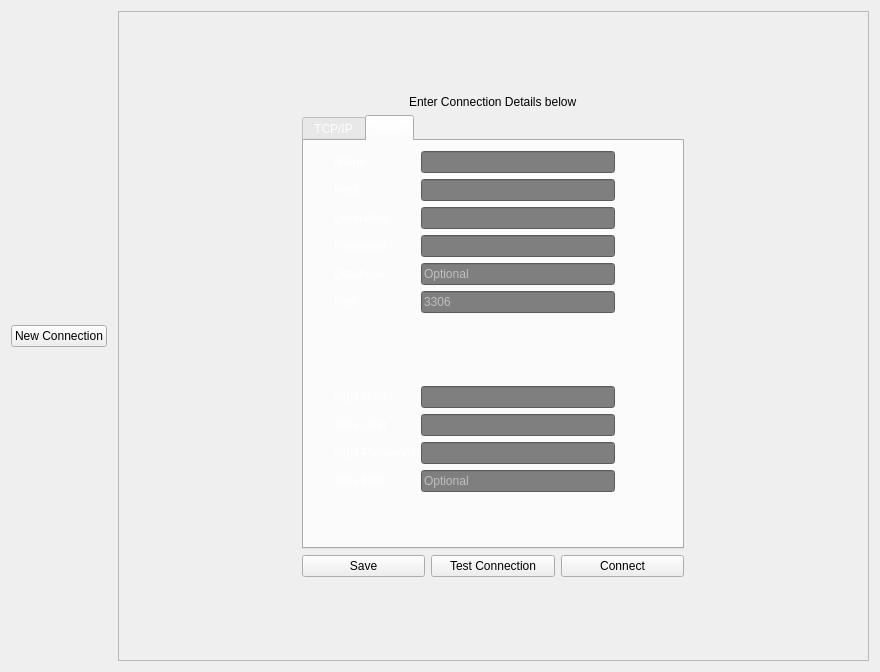
The window that app/views/ConnectionView.ui (snorlax95/Goofy-SQL) describes before a commit, drawn with Qt 5.
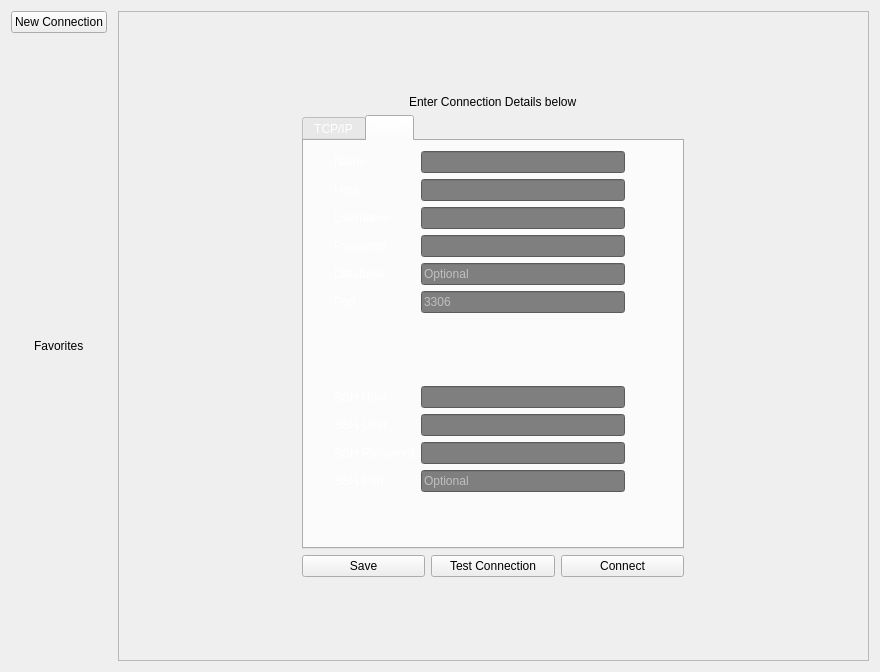
The same window after the commit.

Patch:
```diff
--- a/app/views/ConnectionView.ui
+++ b/app/views/ConnectionView.ui
@@ -238,7 +238,7 @@
                 <rect>
                  <x>30</x>
                  <y>10</y>
-                 <width>281</width>
+                 <width>291</width>
                  <height>341</height>
                 </rect>
                </property>
@@ -408,7 +408,7 @@
                    <string notr="true">background-color: rgb(127, 127, 127);</string>
                   </property>
                   <property name="echoMode">
-                   <enum>QLineEdit::Normal</enum>
+                   <enum>QLineEdit::Password</enum>
                   </property>
                  </widget>
                 </item>
@@ -474,7 +474,7 @@
     </widget>
    </item>
    <item row="0" column="0">
-    <layout class="QVBoxLayout" name="SavedConnections" stretch="0">
+    <layout class="QVBoxLayout" name="SavedConnections" stretch="0,0">
      <property name="spacing">
       <number>-1</number>
      </property>
@@ -487,13 +487,20 @@
      <property name="rightMargin">
       <number>5</number>
      </property>
-     <item>
+     <item alignment="Qt::AlignTop">
       <widget class="QPushButton" name="NewConnectionButton">
        <property name="text">
         <string>New Connection</string>
        </property>
       </widget>
      </item>
+     <item alignment="Qt::AlignHCenter|Qt::AlignTop">
+      <widget class="QLabel" name="label">
+       <property name="text">
+        <string>Favorites</string>
+       </property>
+      </widget>
+     </item>
     </layout>
    </item>
   </layout>
```
Left out of the diff: 10 changed lines with no effect on the pictures.
